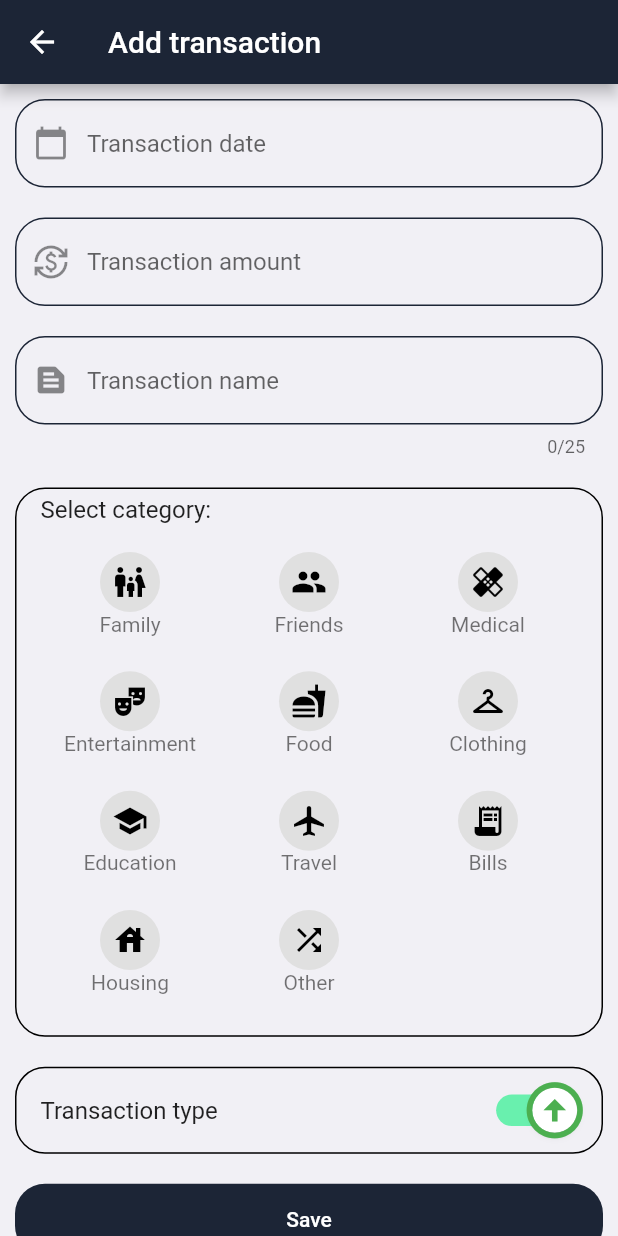
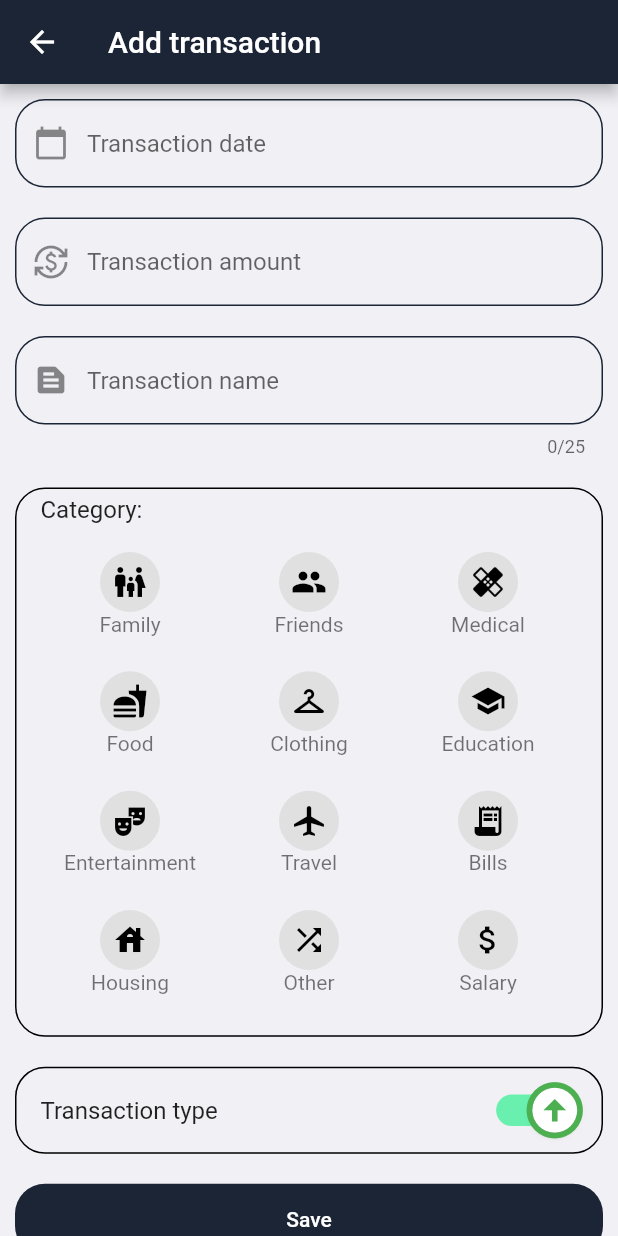
Before and after one commit to Aswatth/myCashFlow, a Flutter app: the AddTransactionPage screen opened directly, after a tap on "Save", on a phone screen of 412 x 824 dp. Run offline on Flutter 3.47's test engine with Material 2 defaults, Android fonts, the phone set to English and light mode, and no system bars; drawn by our look-alikes of date_time_picker; our stand-ins replace sqflite; accounts and stored records are empty.

Commit message:
Changed category list to single category

```diff
--- a/lib/models/transaction-model.dart
+++ b/lib/models/transaction-model.dart
@@ -13,7 +13,7 @@ class TransactionDbHelper{
   final String _transactionDate = "transactionDate";
   final String _amount = "amount";
   final String _comments = "comments";
-  final String _categories = "categories";
+  final String _category = "category";
   final String _transactionType = "transactionType";
   final String _accountId = "accountId";
 
@@ -31,7 +31,7 @@ class TransactionDbHelper{
     $_transactionDate TEXT,
     $_amount REAL,
     $_comments TEXT,
-    $_categories TEXT,
+    $_category TEXT,
     $_transactionType INTEGER,
     $_accountId INTEGER,
     FOREIGN KEY($_accountId) REFERENCES ${AccountDbHelper.instance.tableName}(${AccountDbHelper.instance.id}) ON UPDATE CASCADE ON DELETE NO ACTION
@@ -53,6 +53,12 @@ class TransactionDbHelper{
     return data.map((e) => TransactionModel.fromJson(e)).toList();
   }
 
+  Future<List<TransactionModel>> getDebitTransactions(int accountId) async{
+    Database db = await DatabaseHelper.instance.database;
+    List<Map<String,dynamic>> data = await db.query(tableName, where: '$_accountId = ? AND $_transactionType = ?', whereArgs: [accountId,0]);
+    return data.map((e) => TransactionModel.fromJson(e)).toList();
+  }
+
   Future<void> delete(int transactionId) async{
     Database db = await DatabaseHelper.instance.database;
     await db.delete(tableName, where: '$_id = ?', whereArgs: [transactionId]);
@@ -63,28 +69,19 @@ class TransactionModel{
   int? id;
   DateTime? transactionDate;
   double? amount;
-  List<String> categories = [];
+  String category = "";
   String comments = "";
   TransactionType? transactionType;
   int? accountId;
 
   TransactionModel();
 
-  List<String> getTagsFromJson(String json){
-    List<String> tempTags = json.split(',').toList();
-
-    if(tempTags.length == 1 && tempTags[0].isEmpty){
-      return [];
-    }
-    return tempTags;
-  }
-
   TransactionModel.fromJson(Map<String, dynamic> json){
     id = json['id'];
     transactionDate = DateFormat('dd-MMM-yyy').parse(json['transactionDate']);
     amount = json['amount'];
     comments = json['comments'];
-    categories = getTagsFromJson(json['categories']);
+    category = json['category'];
     transactionType = json['transactionType'] == 1?TransactionType.CREDIT:TransactionType.DEBIT;
     accountId = json['accountId'];
   }
@@ -94,7 +91,7 @@ class TransactionModel{
     'transactionDate': DateFormat('dd-MMM-yyyy').format(transactionDate!).toString(),
     'amount': amount,
     'comments': comments,
-    'categories': categories.join(","),
+    'category': category,
     'transactionType': transactionType == TransactionType.CREDIT?1:0,
     'accountId': accountId
   };
--- a/lib/pages/add-transaction-page.dart
+++ b/lib/pages/add-transaction-page.dart
@@ -24,21 +24,15 @@ class _AddTransactionPageState extends State<AddTransactionPage> {
 
   List<bool> _isSelectedList = [];
 
+  int _selectedIndex = -1;
+
   saveTransaction() async {
     int selectedAccountId =
         await AccountDbHelper.instance.getSelectedAccountId();
 
     transactionModel.transactionType = _selectedTransactionType;
 
-    List<String> tagList = [];
-
-    for (int i = 0; i < _isSelectedList.length; ++i) {
-      if (_isSelectedList[i]) {
-        tagList.add(_categoryNameList[i]);
-      }
-    }
-
-    transactionModel.categories = tagList;
+    transactionModel.category = _selectedIndex != -1?_categoryNameList[_selectedIndex]:"";
     transactionModel.accountId = selectedAccountId;
 
     //print(transactionModel.toJson());
@@ -71,28 +65,30 @@ class _AddTransactionPageState extends State<AddTransactionPage> {
       "Family",
       "Friends",
       "Medical",
-      "Entertainment",
       "Food",
       "Clothing",
       "Education",
+      "Entertainment",
       "Travel",
       "Bills",
       "Housing",
-      "Other"
+      "Other",
+      "Salary"
     ];
 
     _categoryIconList = [
       Icons.family_restroom,
       Icons.group,
       Icons.healing,
-      Icons.theater_comedy,
       Icons.fastfood,
       Icons.checkroom,
       Icons.school,
+      Icons.theater_comedy,
       Icons.airplanemode_active,
       Icons.receipt_long,
       Icons.house,
-      Icons.shuffle
+      Icons.shuffle,
+      Icons.attach_money
     ];
 
     _isSelectedList = List.generate(_categoryNameList.length, (index) => false);
@@ -219,7 +215,7 @@ class _AddTransactionPageState extends State<AddTransactionPage> {
               shape: RoundedRectangleBorder(
                   side: BorderSide(width: 1),
                   borderRadius: BorderRadius.circular(20.0)),
-              title: Text("Select category:\n"),
+              title: Text("Category:\n"),
               subtitle: GridView.count(
                 physics: NeverScrollableScrollPhysics(),
                 shrinkWrap: true,
@@ -230,7 +226,16 @@ class _AddTransactionPageState extends State<AddTransactionPage> {
                   return GestureDetector(
                     onTap: () {
                       setState(() {
+                        //Deselect all
+                        _isSelectedList = List.generate(_isSelectedList.length, (index) => false);
+
+                        //Select only one
                         _isSelectedList[index] = !_isSelectedList[index];
+
+                        //Save the selected index
+                        if(_isSelectedList[index]){
+                          _selectedIndex = index;
+                        }
                       });
                     },
                     child: Column(
@@ -251,7 +256,7 @@ class _AddTransactionPageState extends State<AddTransactionPage> {
                     )
                   );
                 }).toList(),
-              )),
+              ),),
           ListTile(
             shape: RoundedRectangleBorder(
                 side: BorderSide(width: 1),
--- a/lib/pages/transaction-page.dart
+++ b/lib/pages/transaction-page.dart
@@ -95,8 +95,7 @@ class _TransactionPageState extends State<TransactionPage> {
                       children: [
                         Text(
                             "${DateFormat("dd-MMM-yyyy").format(transactionModel.transactionDate!).toString()}",style: TextStyle(fontWeight: FontWeight.w900),),
-                        Text(transactionModel.categories.isNotEmpty
-                            ? transactionModel.categories.join(', '):"",style: TextStyle(fontStyle: FontStyle.italic),),
+                        Text(transactionModel.category,style: TextStyle(fontStyle: FontStyle.italic),),
                       ],
                     ),
                     trailing: Chip(label: Text("$currency ${formatter.format(transactionModel.amount!)}",style: TextStyle(color: Colors.white),),backgroundColor: const Color(0xFF1C2536),),
```
